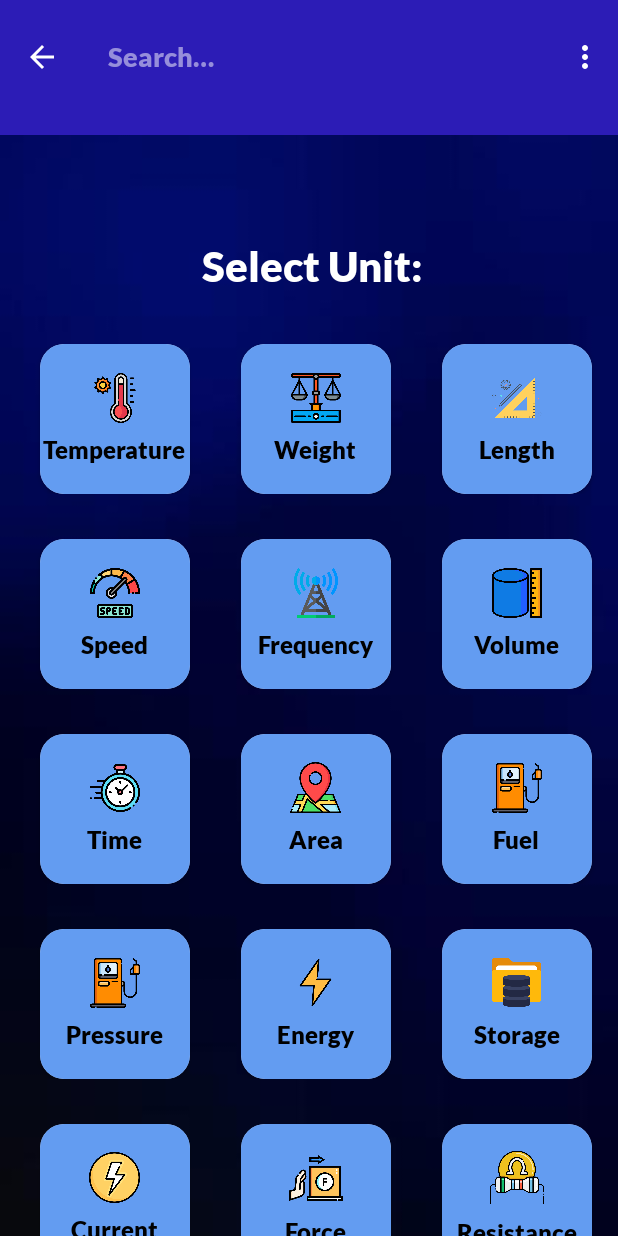
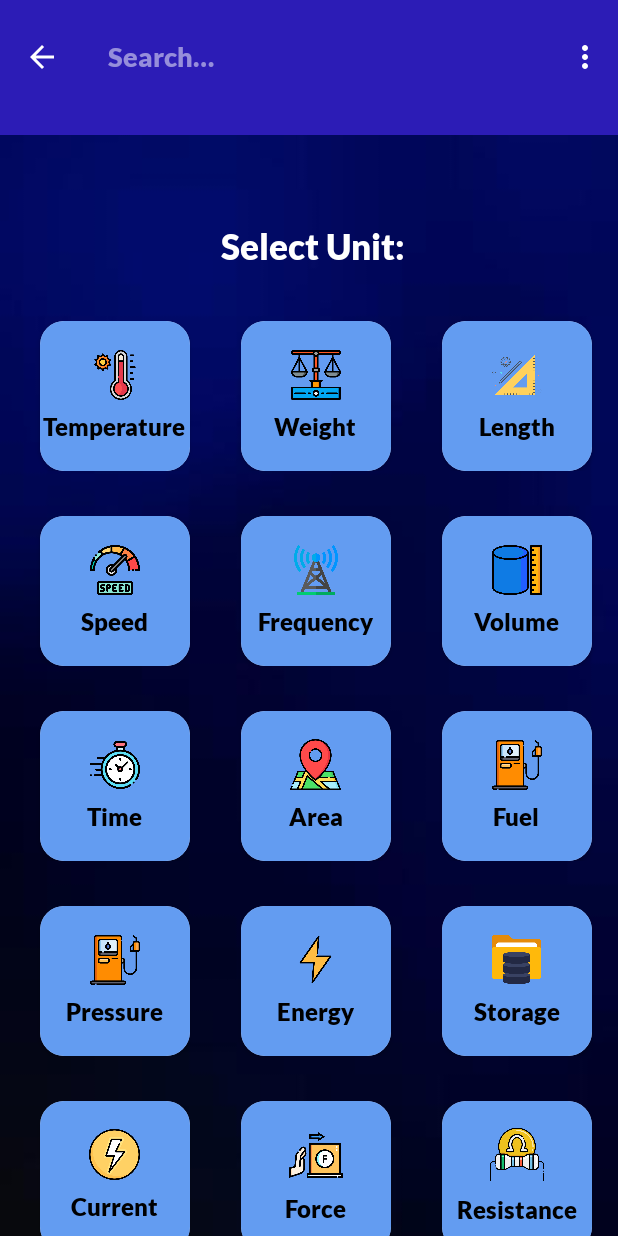
Before and after one commit to VighneshDevHub/Unit-Converter-App, an Android app: the screen it shows after launch (MainActivity), after a tap on "Search", on a phone screen of 412 x 824 dp. Run offline under Robolectric (Android 15) with nearby library versions, the light colour scheme and no system bars.

Commit message:
change made

```diff
--- a/UnitConverter/app/src/main/res/layout/activity_main.xml
+++ b/UnitConverter/app/src/main/res/layout/activity_main.xml
@@ -32,7 +32,7 @@
         <LinearLayout
             android:layout_width="match_parent"
             android:layout_height="wrap_content"
-            android:layout_marginTop="70dp"
+            android:layout_marginTop="60dp"
             android:gravity="center"
             android:orientation="vertical"
             android:paddingLeft="10dp">
@@ -41,7 +41,7 @@
                 android:layout_width="wrap_content"
                 android:layout_height="wrap_content"
                 android:text="Select Unit: "
-                android:textSize="28dp"
+                android:textSize="23dp"
                 android:textColor="#ffff"
                 android:layout_marginBottom="15dp"
                 />
--- a/UnitConverter/app/src/main/res/layout/history_item.xml
+++ b/UnitConverter/app/src/main/res/layout/history_item.xml
@@ -1,4 +1,3 @@
-<!-- history_item.xml -->
 <LinearLayout xmlns:android="http://schemas.android.com/apk/res/android"
     android:layout_width="match_parent"
     android:layout_height="wrap_content"
--- a/UnitConverter/app/src/main/res/values/styles.xml
+++ b/UnitConverter/app/src/main/res/values/styles.xml
@@ -4,14 +4,14 @@
     <style name="ToolbarTitleStyle">
         <item name="android:fontFamily">@font/latoblack</item>
         <item name="android:textColor">#F3F8F8</item>
-        <item name="android:textSize">25sp</item>
+        <item name="android:textSize">21sp</item>
 
     </style>
 
     <style name="ToolbarSubTitleStyle">
         <item name="android:fontFamily">@font/latoblack</item>
         <item name="android:textColor">#F9FAFA</item>
-        <item name="android:textSize">16sp</item>
+        <item name="android:textSize">15sp</item>
 
     </style>
 
```
